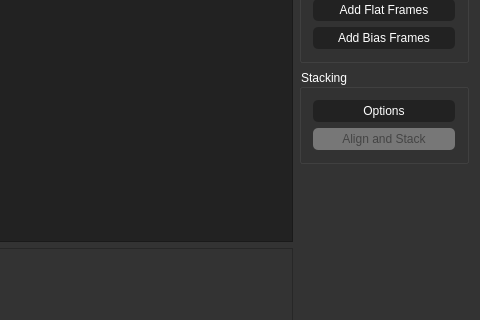
The window that src/ui/mainwindow.ui (BenJuan26/OpenSkyStacker) describes before a commit, drawn with Qt 5; both pictures show x 544 to 1024 and y 127 to 447 of the 1024 by 768 pixel window.
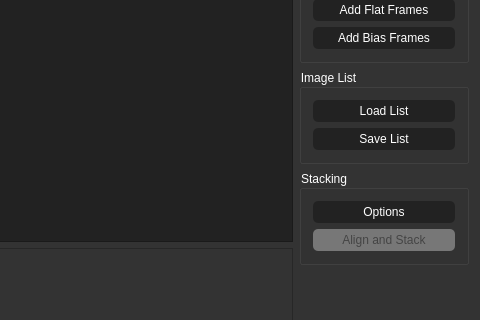
The same window after the commit. Custom widgets are drawn as their Qt base class.

Diff of the .ui file:
```diff
--- a/src/ui/mainwindow.ui
+++ b/src/ui/mainwindow.ui
@@ -150,6 +150,50 @@
         </layout>
        </widget>
       </item>
+      <item>
+       <widget class="QGroupBox" name="groupBox_3">
+        <property name="styleSheet">
+         <string notr="true">QWidget {
+    color: white;
+}
+
+QPushButton {
+    color: white;
+    background-color: #222;
+    border-radius: 5px;
+    padding: 4px 12px;
+}
+
+QPushButton:hover {
+    background-color: #2d74da;
+}
+
+QPushButton:disabled {
+    color: #444;
+    background-color: #777;
+}</string>
+        </property>
+        <property name="title">
+         <string>Image List</string>
+        </property>
+        <layout class="QVBoxLayout" name="verticalLayout_4">
+         <item>
+          <widget class="QPushButton" name="buttonLoadList">
+           <property name="text">
+            <string>Load List</string>
+           </property>
+          </widget>
+         </item>
+         <item>
+          <widget class="QPushButton" name="buttonSaveList">
+           <property name="text">
+            <string>Save List</string>
+           </property>
+          </widget>
+         </item>
+        </layout>
+       </widget>
+      </item>
       <item>
        <widget class="QGroupBox" name="groupBox_2">
         <property name="sizePolicy">
```
Left out of the diff: 2 changed lines with no effect on the pictures.
